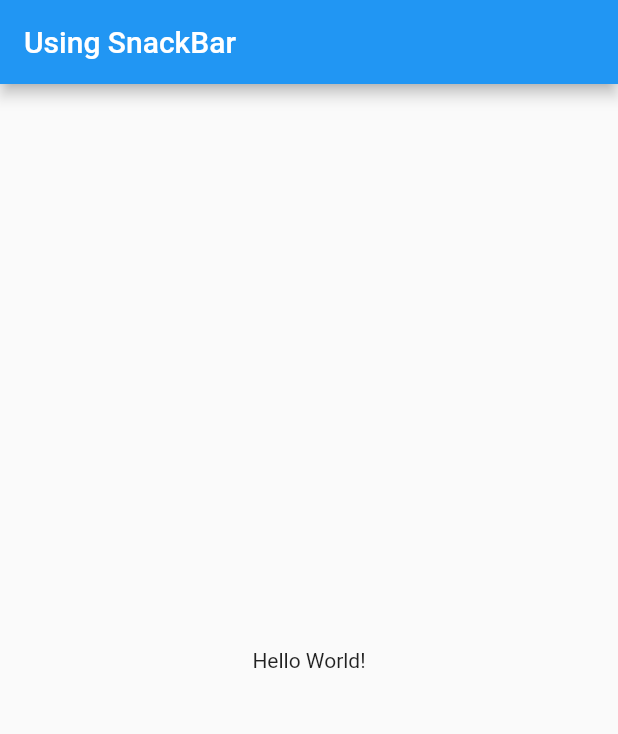
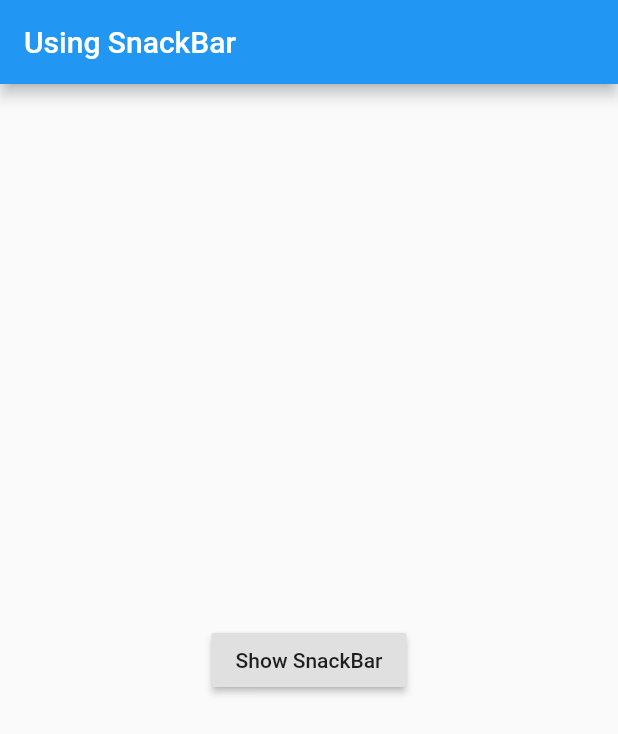
Before and after one commit to nisrulz/flutter-examples, a Flutter app: the screen it shows after launch, on a phone screen of 412 x 824 dp. Shown: the top 734 px of the screen. Run offline on Flutter 3.47's test engine with Material 2 defaults, Android fonts, the phone set to English and light mode, and no system bars.

Commit message:
updated: implemented using_snackbar example

```diff
--- a/using_snackbar/lib/main.dart
+++ b/using_snackbar/lib/main.dart
@@ -12,8 +12,37 @@ class ContactPage extends StatelessWidget {
         title: new Text("Using SnackBar"),
       ),
       body: new Center(
-        child: new Text("Hello World!"),
+        child: new MyButton(),
       ),
     );
   }
 }
+
+class MyButton extends StatelessWidget {
+  @override
+  Widget build(BuildContext context) {
+    return new RaisedButton(
+      child: new Text('Show SnackBar'),
+      // On pressing the raised button
+      onPressed: () {
+        // show snackbar
+        Scaffold.of(context).showSnackBar(new SnackBar(
+              // set content of snackbar
+              content: new Text("Hello! I am SnackBar :)"),
+              // set duration
+              duration: new Duration(seconds: 3),
+              // set the action
+              action: new SnackBarAction(
+                  label: "Hit Me (Action)",
+                  onPressed: () {
+                    // When action button is pressed, show another snackbar
+                    Scaffold.of(context).showSnackBar(new SnackBar(
+                          content: new Text(
+                              "Hello! I am shown becoz you pressed Action :)"),
+                        ));
+                  }),
+            ));
+      },
+    );
+  }
+}
```
